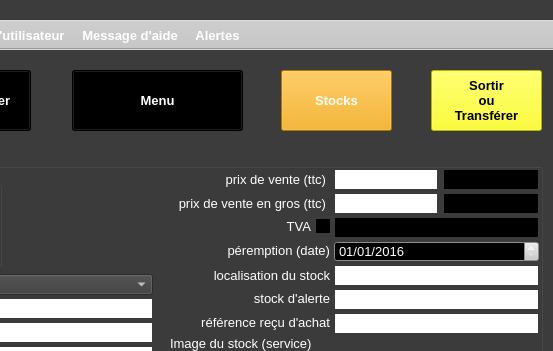
The window that ui/yeroth-erp-entrer-window.ui (xnoumbissinoundou/yeroth-erp-3.0) describes before a commit, drawn with Qt 5; both pictures show x 246 to 799 and y 0 to 351 of the 799 by 601 pixel window.
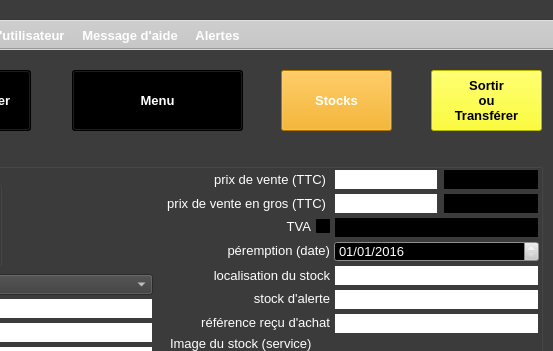
The same window after the commit. Icons and pictures are not drawn. Custom widgets are drawn as their Qt base class.

Diff of the .ui file:
```diff
--- a/ui/yeroth-erp-entrer-window.ui
+++ b/ui/yeroth-erp-entrer-window.ui
@@ -4395,7 +4395,7 @@
       <enum>Qt::LeftToRight</enum>
      </property>
      <property name="text">
-      <string>prix de vente (ttc)</string>
+      <string>prix de vente (TTC)</string>
      </property>
      <property name="alignment">
       <set>Qt::AlignRight|Qt::AlignTrailing|Qt::AlignVCenter</set>
@@ -11440,7 +11440,7 @@
       <enum>Qt::LeftToRight</enum>
      </property>
      <property name="text">
-      <string>prix de vente en gros (ttc)</string>
+      <string>prix de vente en gros (TTC)</string>
      </property>
      <property name="alignment">
       <set>Qt::AlignRight|Qt::AlignTrailing|Qt::AlignVCenter</set>
```
